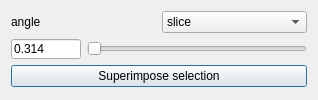
Before: the Qt Designer form SciDataTool/GUI/WSliceOperator/WSliceOperator.ui in Eomys/SciDataTool, drawn with Qt 5.
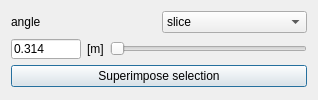
After: the same form once the commit is applied. Custom widgets are drawn as their Qt base class.

Commit message: [CO] add axis unit in slice widget

```diff
--- a/SciDataTool/GUI/WSliceOperator/WSliceOperator.ui
+++ b/SciDataTool/GUI/WSliceOperator/WSliceOperator.ui
@@ -13,8 +13,8 @@
   <property name="windowTitle">
    <string>WSliceOperator</string>
   </property>
-  <layout class="QVBoxLayout" name="verticalLayout">
-   <item>
+  <layout class="QGridLayout" name="gridLayout">
+   <item row="0" column="0">
     <layout class="QHBoxLayout" name="horizontalLayout">
      <item>
       <widget class="QLabel" name="in_name">
@@ -93,7 +93,7 @@
      </item>
     </layout>
    </item>
-   <item>
+   <item row="1" column="0">
     <layout class="QHBoxLayout" name="horizontalLayout_2">
      <item>
       <widget class="FloatEdit" name="lf_value">
@@ -120,10 +120,17 @@
        </property>
       </widget>
      </item>
+     <item>
+      <widget class="QLabel" name="in_unit">
+       <property name="text">
+        <string>[m]</string>
+       </property>
+      </widget>
+     </item>
      <item>
       <widget class="QSlider" name="slider">
        <property name="sizePolicy">
-        <sizepolicy hsizetype="Preferred" vsizetype="Fixed">
+        <sizepolicy hsizetype="Expanding" vsizetype="Fixed">
          <horstretch>0</horstretch>
          <verstretch>0</verstretch>
         </sizepolicy>
```
Left out of the diff: 2 changed lines with no effect on the pictures. The commit also changes 2 other files.
